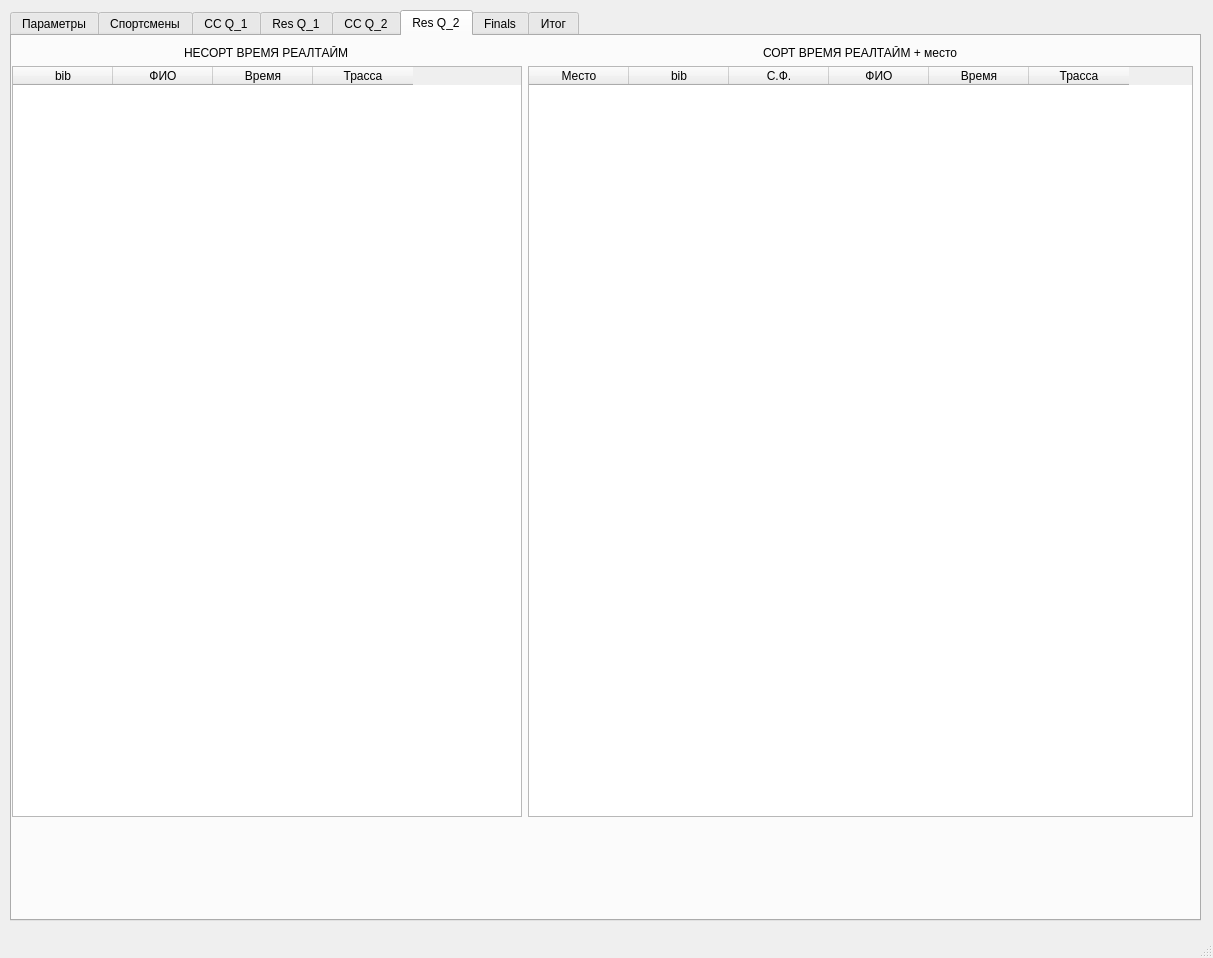
Above: new_form.ui from biggerstronger/PSLJ before the change. Below: the same form after it.
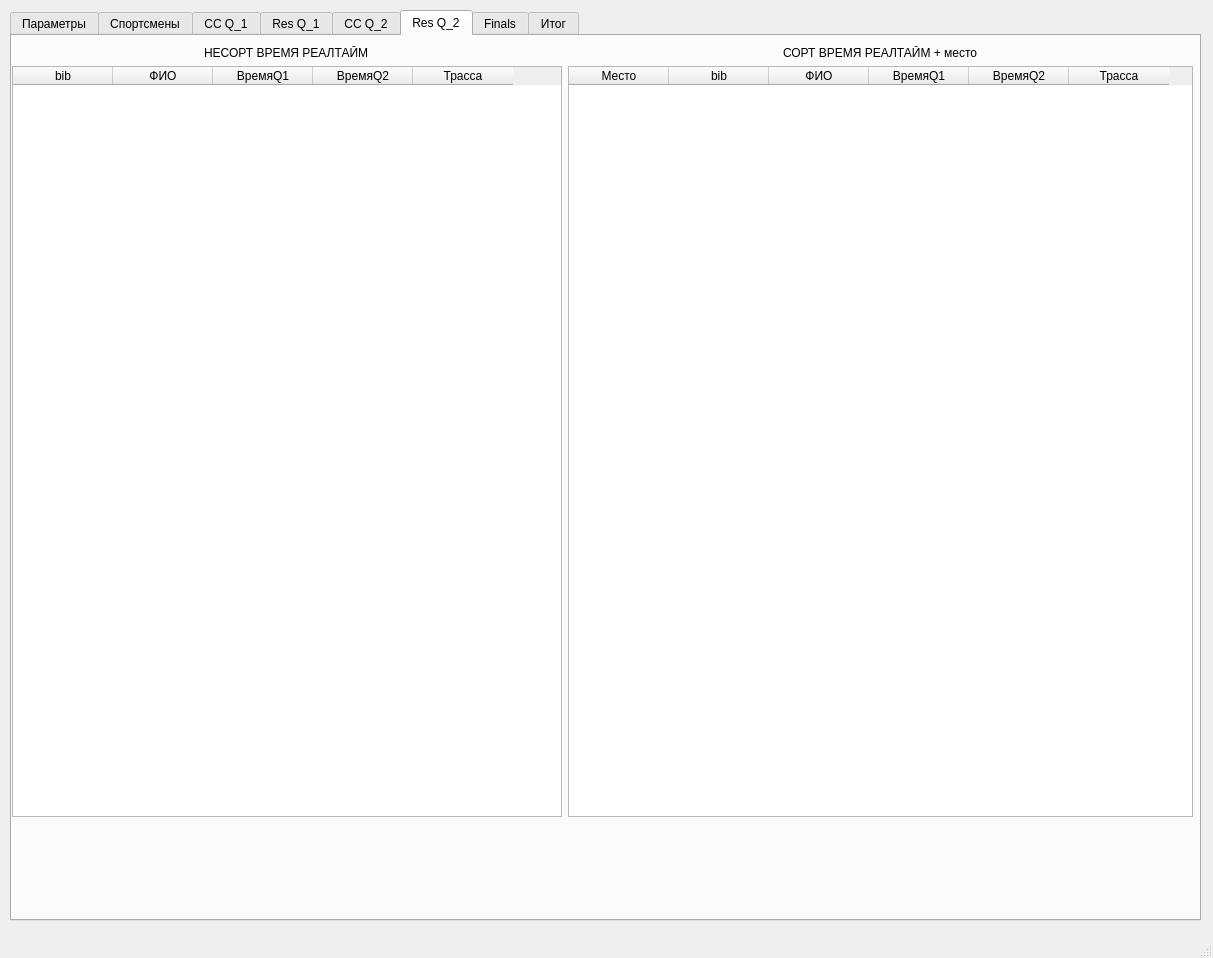
That is the form after the change. The open tabs and pages were chosen to show the change.

```diff
--- a/new_form.ui
+++ b/new_form.ui
@@ -1280,11 +1280,6 @@
            <string>bib</string>
           </property>
          </column>
-         <column>
-          <property name="text">
-           <string>С.Ф.</string>
-          </property>
-         </column>
          <column>
           <property name="text">
            <string>ФИО</string>
@@ -1292,7 +1287,12 @@
          </column>
          <column>
           <property name="text">
-           <string>Время</string>
+           <string>ВремяQ1</string>
+          </property>
+         </column>
+         <column>
+          <property name="text">
+           <string>ВремяQ2</string>
           </property>
          </column>
          <column>
@@ -1306,7 +1306,7 @@
         <widget class="QTableWidget" name="ResUnsortListQ1_2">
          <property name="maximumSize">
           <size>
-           <width>510</width>
+           <width>550</width>
            <height>16777215</height>
           </size>
          </property>
@@ -1322,7 +1322,12 @@
          </column>
          <column>
           <property name="text">
-           <string>Время</string>
+           <string>ВремяQ1</string>
+          </property>
+         </column>
+         <column>
+          <property name="text">
+           <string>ВремяQ2</string>
           </property>
          </column>
          <column>
```
Left out of the diff: 26 changed lines with no effect on the pictures.
